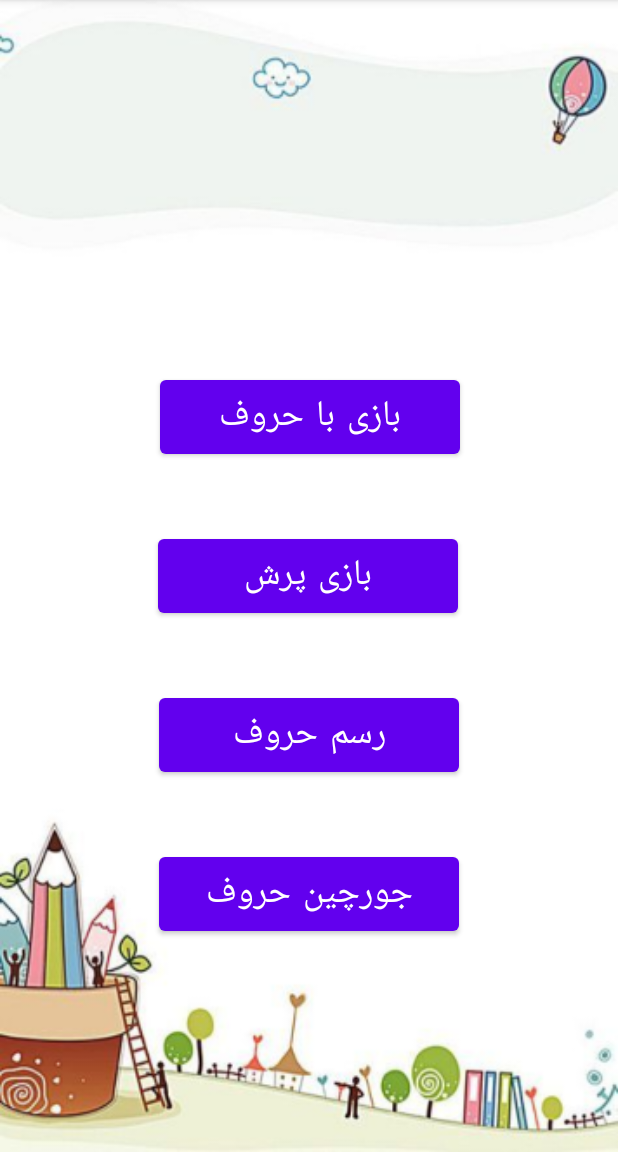
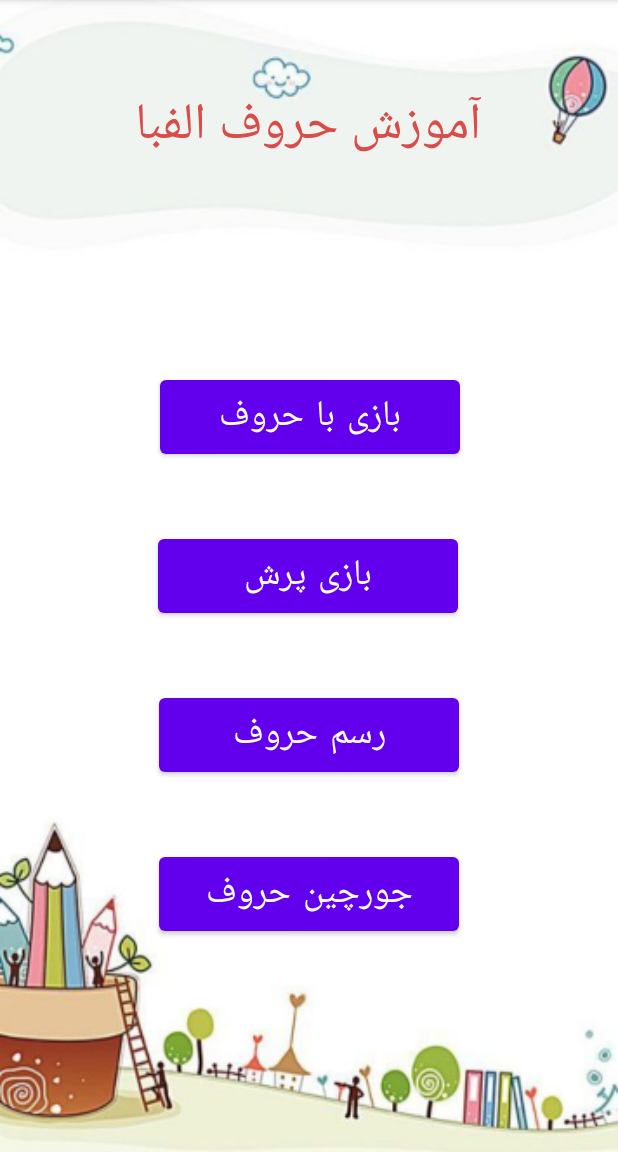
Before and after one commit to MasoudRabiee/FA-AlphabetLearning, an Android app: the screen it shows after launch (MainActivity), on a phone screen of 412 x 824 dp, the part 84-1236 px from its top. Run offline under Robolectric (Android 15) with nearby library versions, the phone set to English and light mode, and no system bars.

Commit message:
Add textView in activity_main.xml

```diff
--- a/app/src/main/res/layout/activity_main.xml
+++ b/app/src/main/res/layout/activity_main.xml
@@ -57,5 +57,18 @@
         app:layout_constraintTop_toTopOf="parent"
         app:layout_constraintVertical_bias="0.8" />
 
+    <TextView
+        android:id="@+id/textView_title"
+        android:layout_width="wrap_content"
+        android:layout_height="wrap_content"
+        android:layout_marginTop="55dp"
+        android:text="@string/alphabetLearning"
+        android:textSize="34sp"
+        android:textColor="#D84C49"
+        app:layout_constraintEnd_toEndOf="parent"
+        app:layout_constraintHorizontal_bias="0.498"
+        app:layout_constraintStart_toStartOf="parent"
+        app:layout_constraintTop_toTopOf="parent" />
+
 
 </androidx.constraintlayout.widget.ConstraintLayout>
--- a/app/src/main/res/values/strings.xml
+++ b/app/src/main/res/values/strings.xml
@@ -8,4 +8,5 @@
     <string name="jor_chin_horof">جورچین حروف</string>
     <string name="game_with_words">بازی با حروف</string>
     <string name="rocket_game">بازی پرش</string>
+    <string name="alphabetLearning">آموزش حروف الفبا</string>
 </resources>
```
